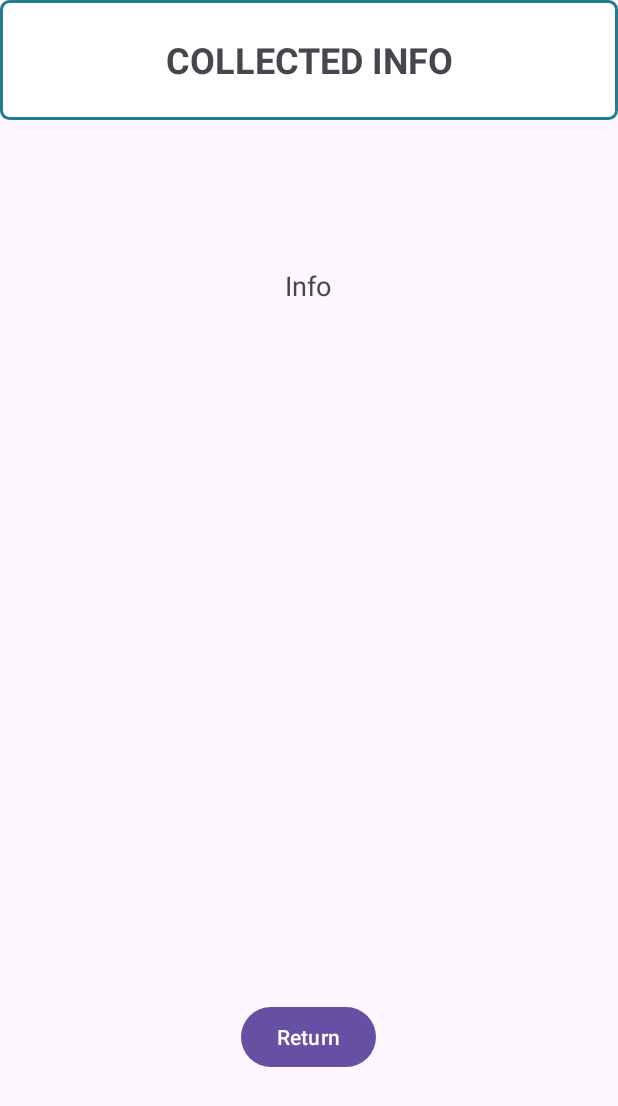
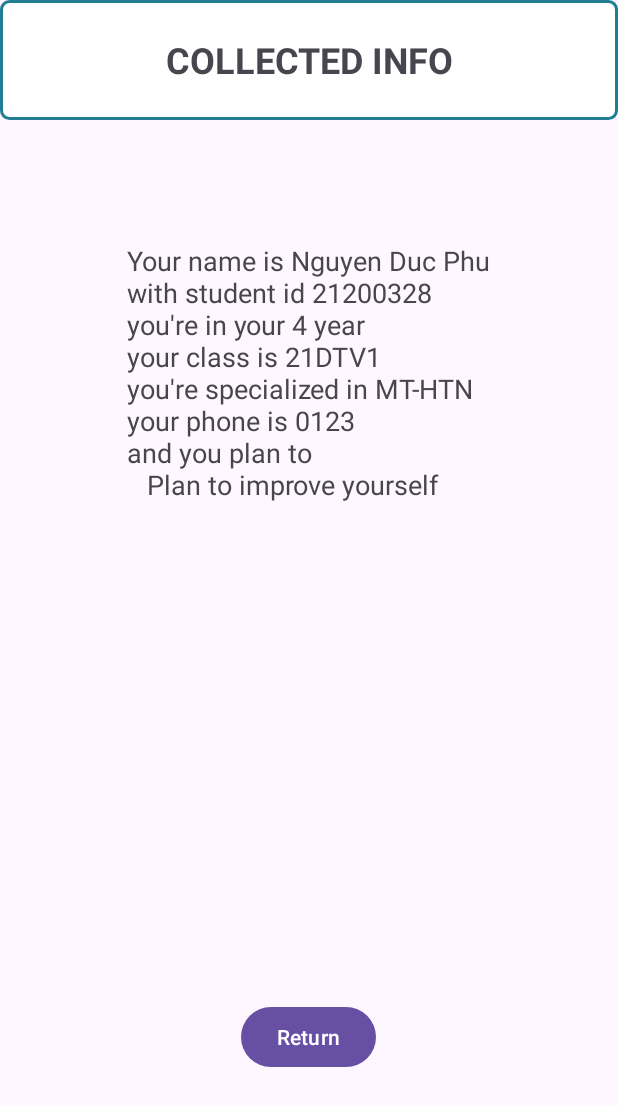
Before and after one commit to KizEvo/android-project, an Android app: the screen it shows after launch (SubActivity), after a tap on "Submit", on a phone screen of 412 x 824 dp. Shown: the top 1106 px of the screen. Run offline under Robolectric (Android 15) with nearby library versions, the phone set to English and light mode, and no system bars.

Commit message:
src/main/java: add logic to read from main and display to sub
User provide infos in the main activity which then will be
display in the sub activity.

```diff
--- a/app/src/main/java/com/example/android_project/MainActivity.java
+++ b/app/src/main/java/com/example/android_project/MainActivity.java
@@ -2,14 +2,19 @@ package com.example.android_project;
 
 import android.content.Intent;
 import android.os.Bundle;
+import android.util.Log;
 import android.view.View;
 import android.widget.Button;
+import android.widget.CheckBox;
+import android.widget.EditText;
 
 import androidx.activity.EdgeToEdge;
 import androidx.appcompat.app.AppCompatActivity;
 import androidx.core.graphics.Insets;
 import androidx.core.view.ViewCompat;
 import androidx.core.view.WindowInsetsCompat;
+
+import java.util.Objects;
 
 public class MainActivity extends AppCompatActivity {
 
@@ -30,7 +35,61 @@ public class MainActivity extends AppCompatActivity {
             @Override
             public void onClick(View view) {
                 Intent intent = new Intent(MainActivity.this, SubActivity.class);
-                startActivity(intent);
+                Bundle bundle = new Bundle();
+
+                EditText nameInput = (EditText) findViewById(R.id.editTextText1);
+                EditText idInput = (EditText) findViewById(R.id.editTextText2);
+                EditText classInput = (EditText) findViewById(R.id.editTextText3);
+                EditText phoneInput = (EditText) findViewById(R.id.editTextNumberDecimal);
+
+                CheckBox year4Box = (CheckBox) findViewById(R.id.checkBox4);
+                CheckBox year3Box = (CheckBox) findViewById(R.id.checkBox2);
+                CheckBox year2Box = (CheckBox) findViewById(R.id.checkBox3);
+                CheckBox year1Box = (CheckBox) findViewById(R.id.checkBox);
+
+                CheckBox mthtnBox = (CheckBox) findViewById(R.id.checkBox19);
+                CheckBox dtBox = (CheckBox) findViewById(R.id.checkBox21);
+                CheckBox vtBox = (CheckBox) findViewById(R.id.checkBox18);
+                CheckBox naBox = (CheckBox) findViewById(R.id.checkBox20);
+
+                EditText planInput = (EditText) findViewById(R.id.editTextTextMultiLine2);
+
+                try {
+                    bundle.putString("nameInput", nameInput.getText().toString());
+                    bundle.putString("idInput", idInput.getText().toString());
+                    bundle.putString("classInput", classInput.getText().toString());
+                    bundle.putString("phoneInput", phoneInput.getText().toString());
+
+                    int year = 0;
+                    if (year4Box.isChecked()) {
+                        year = 4;
+                    } else if (year3Box.isChecked()) {
+                        year = 3;
+                    } else if (year2Box.isChecked()) {
+                        year = 2;
+                    } else if (year1Box.isChecked()) {
+                        year = 1;
+                    }
+                    bundle.putInt("yearBox", year);
+
+                    String specialized = "";
+                    if (mthtnBox.isChecked()) {
+                        specialized += "MT-HTN";
+                    } else if (dtBox.isChecked()) {
+                        specialized += "DT";
+                    } else if (vtBox.isChecked()) {
+                        specialized += "DT";
+                    } else if (naBox.isChecked()) {
+                        specialized += "N/A";
+                    }
+                    bundle.putString("specializedInput", specialized);
+                    bundle.putString("planInput", planInput.getText().toString());
+
+                    intent.putExtras(bundle);
+                    startActivity(intent);
+                } catch (Exception e) {
+                    Log.d("MyApp", Objects.requireNonNull(e.getMessage()));
+                }
             }
         });
     }
--- a/app/src/main/java/com/example/android_project/SubActivity.java
+++ b/app/src/main/java/com/example/android_project/SubActivity.java
@@ -4,6 +4,7 @@ import android.content.Intent;
 import android.os.Bundle;
 import android.view.View;
 import android.widget.Button;
+import android.widget.TextView;
 
 import androidx.activity.EdgeToEdge;
 import androidx.appcompat.app.AppCompatActivity;
@@ -23,6 +24,21 @@ public class SubActivity extends AppCompatActivity {
             v.setPadding(systemBars.left, systemBars.top, systemBars.right, systemBars.bottom);
             return insets;
         });
+        // Get the inputs from MainActivity bundle
+        Bundle bundle = getIntent().getExtras();
+
+        TextView result = (TextView) findViewById(R.id.subTextView2);
+        String output = "";
+        if (bundle != null) {
+            output += "\nYour name is " + bundle.getString("nameInput");
+            output += "\nwith student id " + bundle.getString("idInput");
+            output += "\nyou're in your " + bundle.getInt("yearBox") + " year";
+            output += "\nyour class is " + bundle.getString("classInput");
+            output += "\nyou're specialized in " + bundle.getString("specializedInput");
+            output += "\nyour phone is " + bundle.getString("phoneInput");
+            output += "\nand you plan to\n\t" + bundle.getString("planInput");
+        }
+        result.setText(output);
         Button btn = (Button) findViewById(R.id.button2);
 
         btn.setOnClickListener(new View.OnClickListener() {
```
